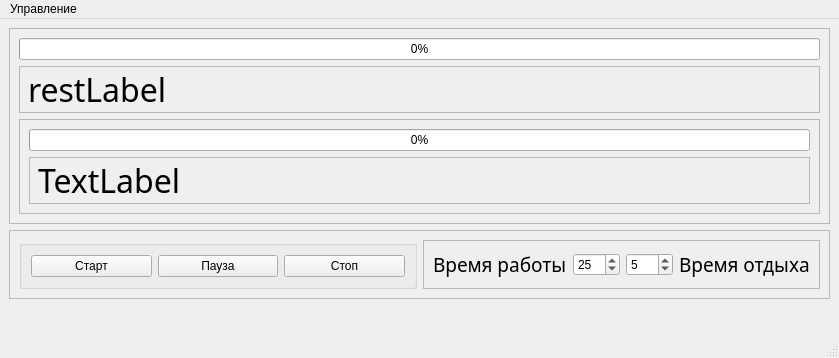
Qt form ui/main_window.ui (graal101/PomodoroTimer) before a commit.
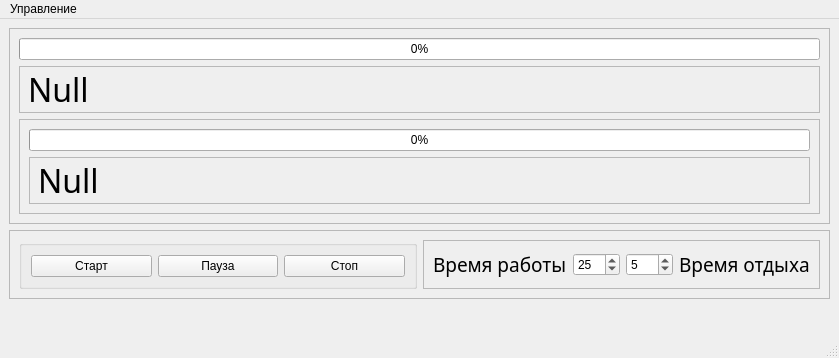
The same form after that commit.

Commit message: created pause for timer

Patch:
```diff
--- a/ui/main_window.ui
+++ b/ui/main_window.ui
@@ -46,7 +46,7 @@
           <enum>QFrame::StyledPanel</enum>
          </property>
          <property name="text">
-          <string>restLabel</string>
+          <string>Null</string>
          </property>
         </widget>
        </item>
@@ -93,7 +93,7 @@
              <enum>QFrame::StyledPanel</enum>
             </property>
             <property name="text">
-             <string>TextLabel</string>
+             <string>Null</string>
             </property>
             <property name="textFormat">
              <enum>Qt::RichText</enum>
```
Left out of the diff: 2 changed lines with no effect on the pictures. The commit also changes 1 other file.
